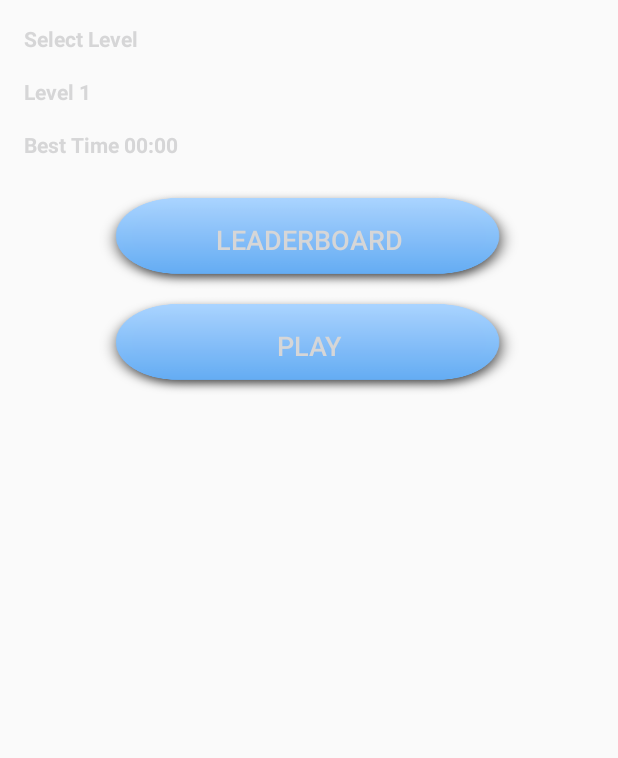
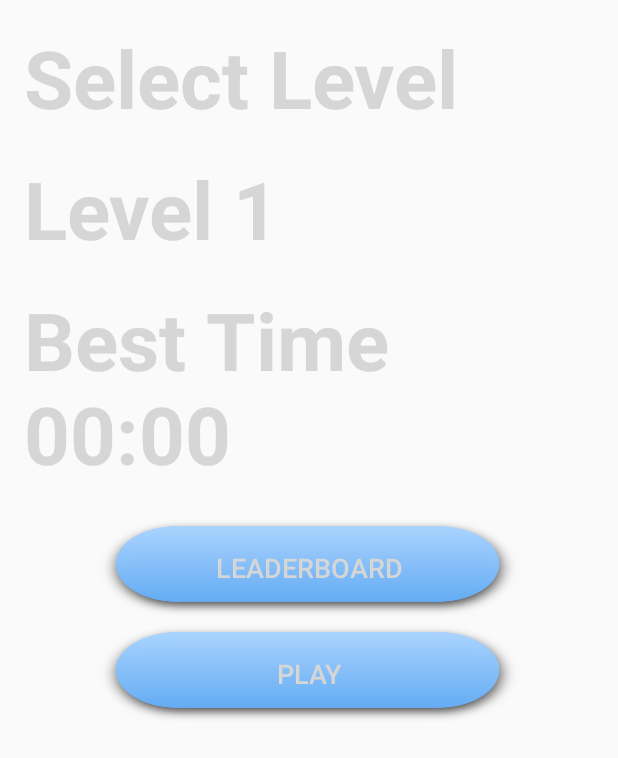
Before and after one commit to gamesbykevin/Connect, an Android app: the fragment LevelSelectPageFragment shown on its own in the app's theme, on a phone screen of 412 x 824 dp. Shown: the top 758 px of the screen. Run offline under Robolectric (Android 15) with nearby library versions, the phone set to English and light mode, and no system bars; 3 statements that could not run were skipped.

Commit message:
Added preview in view pager to see the next page and previous if exists

```diff
--- a/app/src/main/java/com/gamesbykevin/connect/activity/LevelSelectActivity.java
+++ b/app/src/main/java/com/gamesbykevin/connect/activity/LevelSelectActivity.java
@@ -95,6 +95,10 @@ public class LevelSelectActivity extends FragmentActivity {
         customPager = (ViewPager) findViewById(R.id.customPager);
         customPagerAdapter = new LevelSelectPagerAdapter(getFragmentManager());
         getCustomPager().setAdapter(customPagerAdapter);
+
+        getCustomPager().setClipToPadding(false);
+        getCustomPager().setPadding(0,0,0,0);
+        getCustomPager().setOffscreenPageLimit(3);
 
         //setup the page dots on the bottom
         setupPagerIndicatorDots();
--- a/app/src/main/res/layout/fragment_level_select_page.xml
+++ b/app/src/main/res/layout/fragment_level_select_page.xml
@@ -15,6 +15,7 @@
             android:layout_width="match_parent"
             android:layout_height="wrap_content"
             android:text="@string/text_header_level_select"
+            android:textSize="24pt"
             android:layout_marginBottom="16dp" />
 
         <TextView
@@ -25,6 +26,7 @@
             android:layout_gravity="center_horizontal"
             android:layout_width="match_parent"
             android:layout_height="wrap_content"
+            android:textSize="24pt"
             android:layout_marginBottom="16dp" />
 
         <TextView
@@ -36,6 +38,7 @@
             android:layout_width="match_parent"
             android:layout_height="wrap_content"
             android:text="Best Time 00:00"
+            android:textSize="24pt"
             android:layout_marginBottom="16dp" />
 
 
```
Also changed, not shown: app/src/main/res/layout/activity_level_select.xml (+7 -1 lines).
